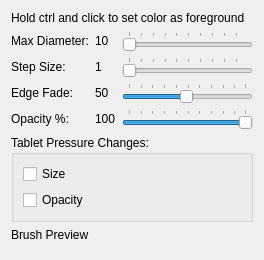
Old version of the form designer/BrushOptionsWidgetUi.ui in the repository skitzycat/beedraw.
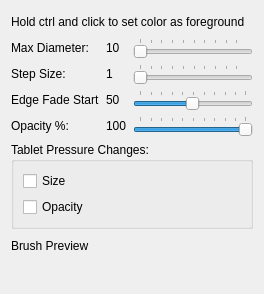
New version of the form.

Commit message: made edge fade slide work for brush tool

Patch:
```diff
--- a/designer/BrushOptionsWidgetUi.ui
+++ b/designer/BrushOptionsWidgetUi.ui
@@ -7,7 +7,7 @@
     <x>0</x>
     <y>0</y>
     <width>264</width>
-    <height>260</height>
+    <height>294</height>
    </rect>
   </property>
   <property name="windowTitle">
@@ -86,7 +86,7 @@
      <item row="2" column="0">
       <widget class="QLabel" name="label_4">
        <property name="text">
-        <string>Edge Fade:</string>
+        <string>Edge Fade Start</string>
        </property>
       </widget>
      </item>
```
Left out of the diff: 20 changed lines with no effect on the pictures. The commit also changes 1 other file.
